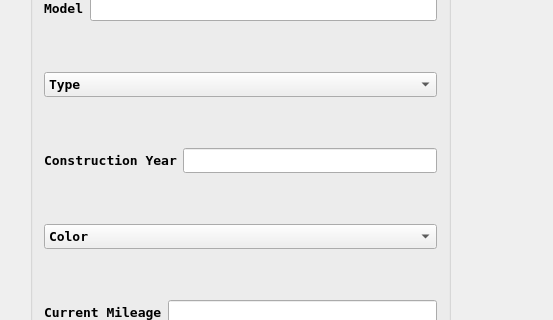
Before: the Qt Designer form carsell.ui in danieldir/carSellGui, drawn with Qt 5; both pictures show x 0 to 553 and y 236 to 556 of the 1244 by 813 pixel window.
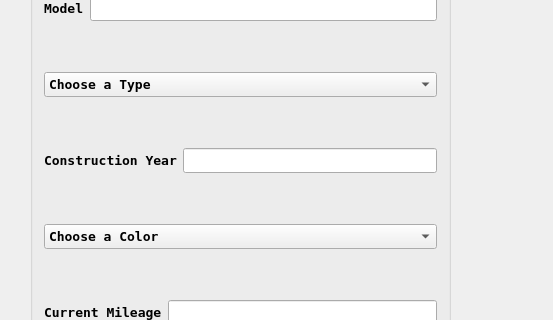
After: the same form once the commit is applied. The open tabs and pages were chosen to show the change. Icons and pictures are not drawn.

What changed in the file:
```diff
--- a/carsell.ui
+++ b/carsell.ui
@@ -689,7 +689,12 @@
         <widget class="QComboBox" name="carTypeRegistrationCombo">
          <item>
           <property name="text">
-           <string>Type</string>
+           <string>Choose a Type</string>
+          </property>
+         </item>
+         <item>
+          <property name="text">
+           <string>Petrol</string>
           </property>
          </item>
          <item>
@@ -736,7 +741,7 @@
         <widget class="QComboBox" name="carColorRegistrationCombo">
          <item>
           <property name="text">
-           <string>Color</string>
+           <string>Choose a Color</string>
           </property>
          </item>
          <item>
```
Left out of the diff: 23 changed lines with no effect on the pictures.
